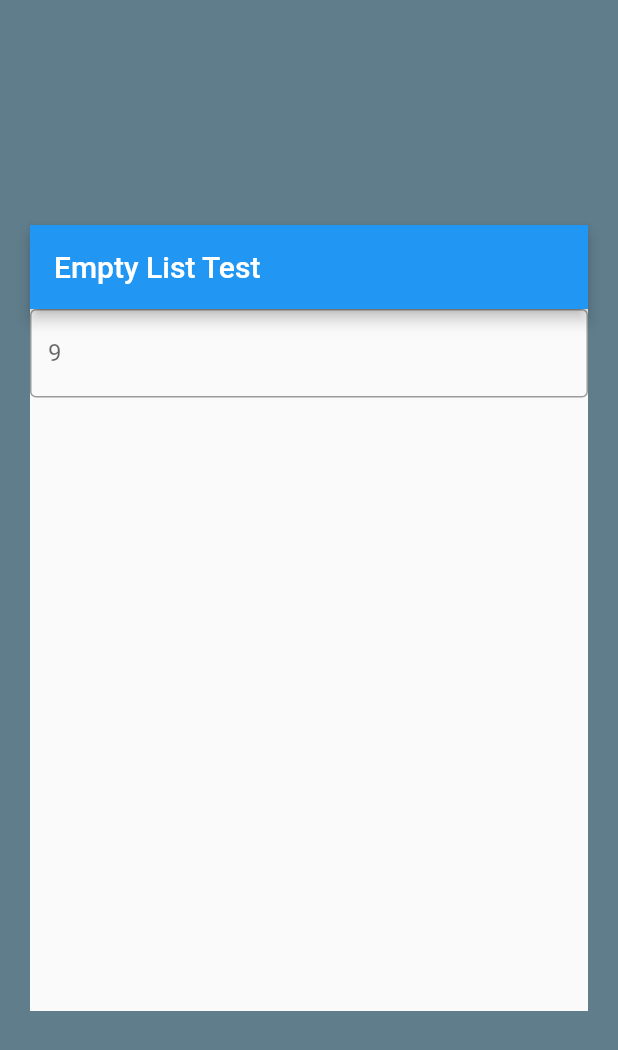
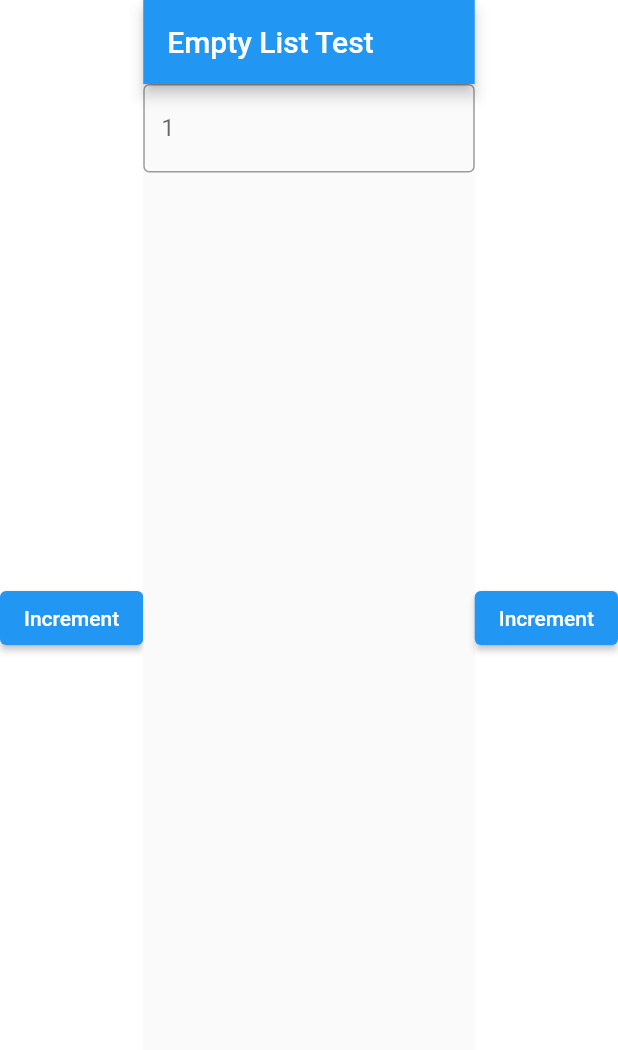
Before and after one commit to Jarod-Wylie/HelloFlutter, a Flutter app: the screen it shows after launch, on a phone screen of 412 x 824 dp. Shown: the top 1050 px of the screen. Run offline on Flutter 3.47's test engine with Material 2 defaults, Android fonts, the phone set to English and light mode, and no system bars.

Commit message:
Create new rows of text upon enter. Uses InheritedWidget

```diff
--- /dev/null
+++ b/lib/inherited_counter.dart
@@ -0,0 +1,139 @@
+import 'package:flutter/material.dart';
+
+class InheritedWrapper extends StatefulWidget {
+  final Widget child;
+  InheritedWrapper({Key? key, required this.child}) : super(key: key);
+
+  static InheritedWrapperState of(BuildContext context, {bool build = true}) {
+    return build
+        ? context.dependOnInheritedWidgetOfExactType<InheritedCounter>()!.data
+        : context.findAncestorWidgetOfExactType<InheritedCounter>()!.data;
+  }
+
+  @override
+  InheritedWrapperState createState() => InheritedWrapperState();
+}
+
+class InheritedWrapperState extends State<InheritedWrapper> {
+  int counter = 1;
+
+  void incrementCounter() {
+    setState(() {
+      counter++;
+      print(counter);
+    });
+  }
+
+  @override
+  Widget build(BuildContext context) {
+    return InheritedCounter(
+        child: this.widget.child, data: this, counter: counter);
+  }
+}
+
+FocusNode _textNode = new FocusNode();
+
+class WidgetTextField extends StatelessWidget {
+  const WidgetTextField({Key? key}) : super(key: key);
+  @override
+  Widget build(BuildContext context) {
+    final InheritedWrapperState state = InheritedWrapper.of(context);
+    print("Text Field Updated");
+    return Expanded(
+        child: RawKeyboardListener(
+            focusNode: _textNode,
+            child: Scaffold(
+                appBar: AppBar(title: const Text('Empty List Test')),
+                body: SizedBox(
+                  height: 2000,
+                  width: 2000,
+                  child: TextField(
+                    decoration: InputDecoration(
+                      border: OutlineInputBorder(),
+                      labelText: '${state.counter}',
+                    ),
+                    minLines: state.counter,
+                    maxLines: state.counter,
+                  ),
+                ))));
+  }
+}
+
+// class _widgetTextFieldState extends State<WidgetTextField> {
+//   @override
+//   Widget build(BuildContext context) {
+//     return Expanded(
+//         child: RawKeyboardListener(
+//             focusNode: _textNode,
+//             child: Scaffold(
+//                 appBar: AppBar(title: const Text('Empty List Test')),
+//                 body: SizedBox(
+//                   height: 2000,
+//                   width: 2000,
+//                   child: TextField(
+//                     decoration: InputDecoration(
+//                       border: OutlineInputBorder(),
+//                       labelText: '1',
+//                     ),
+//                     minLines: 1,
+//                     maxLines: 1,
+//                   ),
+//                 ))));
+//   }
+// }
+
+class WidgetA extends StatefulWidget {
+  const WidgetA({Key? key}) : super(key: key);
+
+  @override
+  _WidgetAState createState() => _WidgetAState();
+}
+
+class _WidgetAState extends State<WidgetA> {
+  @override
+  Widget build(BuildContext context) {
+    return ElevatedButton(onPressed: onPressed, child: Text("Increment"));
+  }
+
+  onPressed() {
+    InheritedWrapperState wrapper = InheritedWrapper.of(context);
+    wrapper.incrementCounter();
+  }
+}
+
+class WidgetB extends StatelessWidget {
+  const WidgetB({Key? key}) : super(key: key);
+  @override
+  Widget build(BuildContext context) {
+    final InheritedWrapperState state = InheritedWrapper.of(context);
+    print("widget B");
+    return new Text('${state.counter}');
+  }
+}
+
+class WidgetC extends StatelessWidget {
+  @override
+  Widget build(BuildContext context) {
+    final InheritedWrapperState state = InheritedWrapper.of(context);
+    print("widget C");
+    return new Text('I am Widget C');
+  }
+}
+
+class InheritedCounter extends InheritedWidget {
+  InheritedCounter(
+      {Key? key,
+      required this.child,
+      required this.data,
+      required this.counter})
+      : super(key: key, child: child);
+
+  final Widget child;
+  final int counter;
+  final InheritedWrapperState data;
+
+  @override
+  bool updateShouldNotify(InheritedCounter oldWidget) {
+    return counter != oldWidget.counter;
+  }
+}
--- a/lib/main.dart
+++ b/lib/main.dart
@@ -1,5 +1,5 @@
 import 'package:flutter/material.dart';
-import 'package:flutter/services.dart';
+import 'inherited_counter.dart';
 
 void main() => runApp(const MyApp());
 
@@ -79,29 +79,33 @@ class _TextEditField extends State<TextEditField> {
 
   @override
   Widget build(BuildContext context) {
-    return Container(
-      color: Colors.blueGrey,
-      padding: const EdgeInsets.symmetric(horizontal: 20, vertical: 150),
+    return InheritedWrapper(
+      // color: Colors.blueGrey,
+      // padding: const EdgeInsets.symmetric(horizontal: 20, vertical: 150),
+
       child: Row(mainAxisSize: MainAxisSize.min, children: [
-        Expanded(
-            child: RawKeyboardListener(
-                focusNode: _textNode,
-                onKey: (key) => handleKey(key),
-                child: Scaffold(
-                    appBar: AppBar(title: const Text('Empty List Test')),
-                    body: SizedBox(
-                      height: 2000,
-                      width: 2000,
-                      child: TextField(
-                        decoration: InputDecoration(
-                          border: OutlineInputBorder(),
-                          labelText: itemCount.toString(),
-                        ),
-                        textInputAction: extendList(itemCount),
-                        minLines: sum,
-                        maxLines: sum,
-                      ),
-                    ))))
+        WidgetA(),
+        WidgetTextField(),
+        // Expanded(
+        //     child: RawKeyboardListener(
+        //         focusNode: _textNode,
+        //         onKey: (key) => handleKey(key),
+        //         child: Scaffold(
+        //             appBar: AppBar(title: const Text('Empty List Test')),
+        //             body: SizedBox(
+        //               height: 2000,
+        //               width: 2000,
+        //               child: TextField(
+        //                 decoration: InputDecoration(
+        //                   border: OutlineInputBorder(),
+        //                   labelText: itemCount.toString(),
+        //                 ),
+        //                 textInputAction: extendList(itemCount),
+        //                 minLines: sum,
+        //                 maxLines: sum,
+        //               ),
+        //             )))),
+        WidgetA(),
       ]),
     );
   }
```
